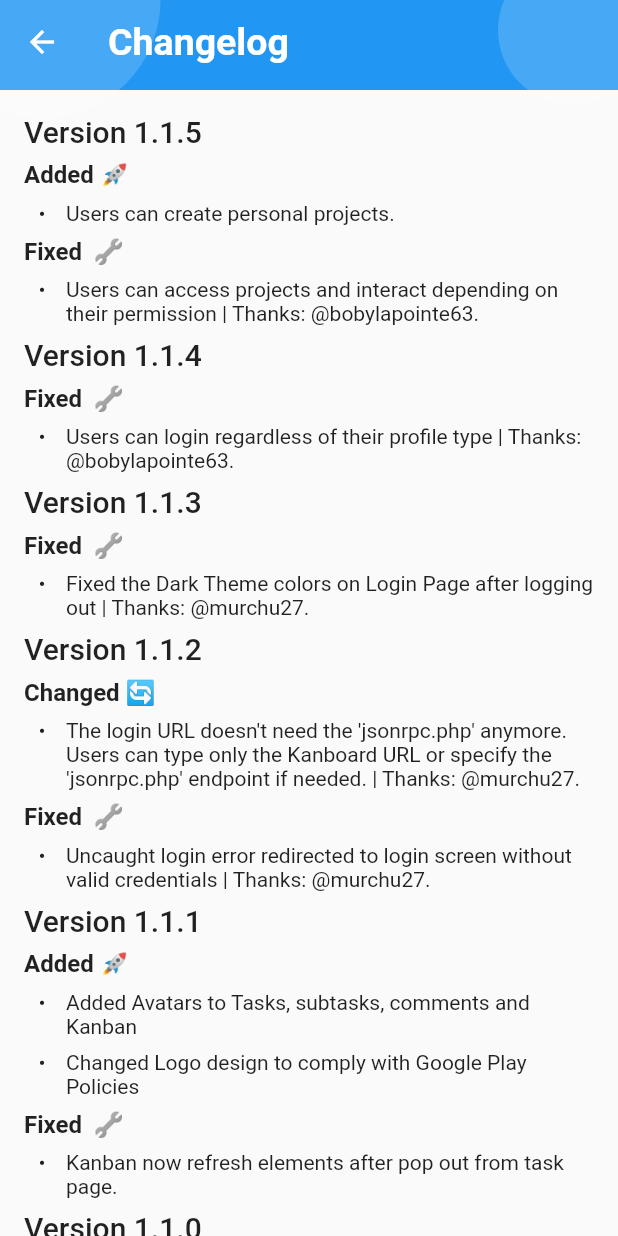
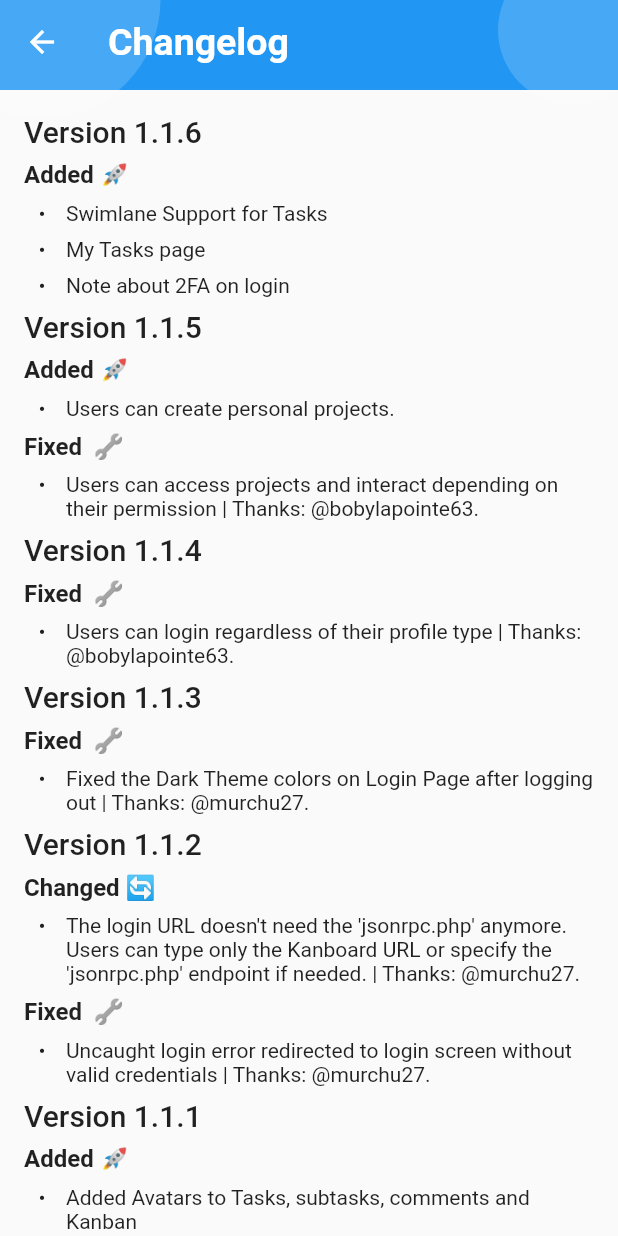
Before and after one commit to Jeoxs/khanos, a Flutter app: what showChangelog() shows on an empty page, opened directly, after a tap on "View Changes", on a phone screen of 412 x 824 dp. Run offline on Flutter 3.47's test engine with Material 2 defaults, Android fonts, the light colour scheme and no system bars; our stand-ins replace flutter_dash, flutter_datetime_picker, flutter_markdown, flutter_slidable, gradient_app_bar, package_info_plus and 3 more; missing offline and left inert: boardview, flutter_material_color_picker; accounts and stored records are empty; statements that could not run were skipped.

Commit message:
fixed #20, fixed #18, fixed #17 :
- Swimlane Support for Tasks
- My Tasks page
- Note about 2FA on login

```diff
--- a/lib/src/pages/about_page.dart
+++ b/lib/src/pages/about_page.dart
@@ -38,7 +38,7 @@ _showAboutInfo(BuildContext context) {
                 ),
                 SizedBox(height: 15),
                 Text(
-                  'Version: 1.1.5',
+                  'Version: 1.1.6',
                   style: TextStyle(
                       fontSize: 17,
                       fontWeight: FontWeight.w400,
--- a/lib/src/pages/changelog.dart
+++ b/lib/src/pages/changelog.dart
@@ -14,6 +14,12 @@ class ChangelogPage extends StatelessWidget {
 
   _showChangelog() {
     final String changelog = """
+## Version 1.1.6
+### **Added** 🚀
+- Swimlane Support for Tasks
+- My Tasks page
+- Note about 2FA on login
+
 ## Version 1.1.5
 ### **Added** 🚀
 - Users can create personal projects.
--- a/lib/src/pages/home_page.dart
+++ b/lib/src/pages/home_page.dart
@@ -12,7 +12,6 @@ import 'package:khanos/src/utils/utils.dart';
 import 'package:khanos/src/utils/widgets_utils.dart';
 import 'package:provider/provider.dart';
 import 'package:shimmer/shimmer.dart';
-import 'package:khanos/src/models/project_model.dart';
 import 'package:khanos/src/providers/column_provider.dart';
 import 'package:khanos/src/providers/project_provider.dart';
 import 'package:flutter_slidable/flutter_slidable.dart';
--- a/lib/src/utils/utils.dart
+++ b/lib/src/utils/utils.dart
@@ -38,7 +38,7 @@ void showChangelog(BuildContext context) {
           scrollable: true,
           title: Text('Welcome!'),
           content: Text(
-              'Welcome to version 1.1.5! You can see what\'s new in the Changelog Section.'),
+              'Welcome to version 1.1.6! You can see what\'s new in the Changelog Section.'),
           actions: <Widget>[
             TextButton(
                 child: Text('View Changes'),
--- a/pubspec.yaml
+++ b/pubspec.yaml
@@ -15,7 +15,7 @@ publish_to: 'none' # Remove this line if you wish to publish to pub.dev
 # In iOS, build-name is used as CFBundleShortVersionString while build-number used as CFBundleVersion.
 # Read more about iOS versioning at
 # https://developer.apple.com/library/archive/documentation/General/Reference/InfoPlistKeyReference/Articles/CoreFoundationKeys.html
-version: 1.1.5+32
+version: 1.1.6+35
 
 environment:
   sdk: ">=2.7.0 <3.0.0"
```
Also changed, not shown: 2 other files.
